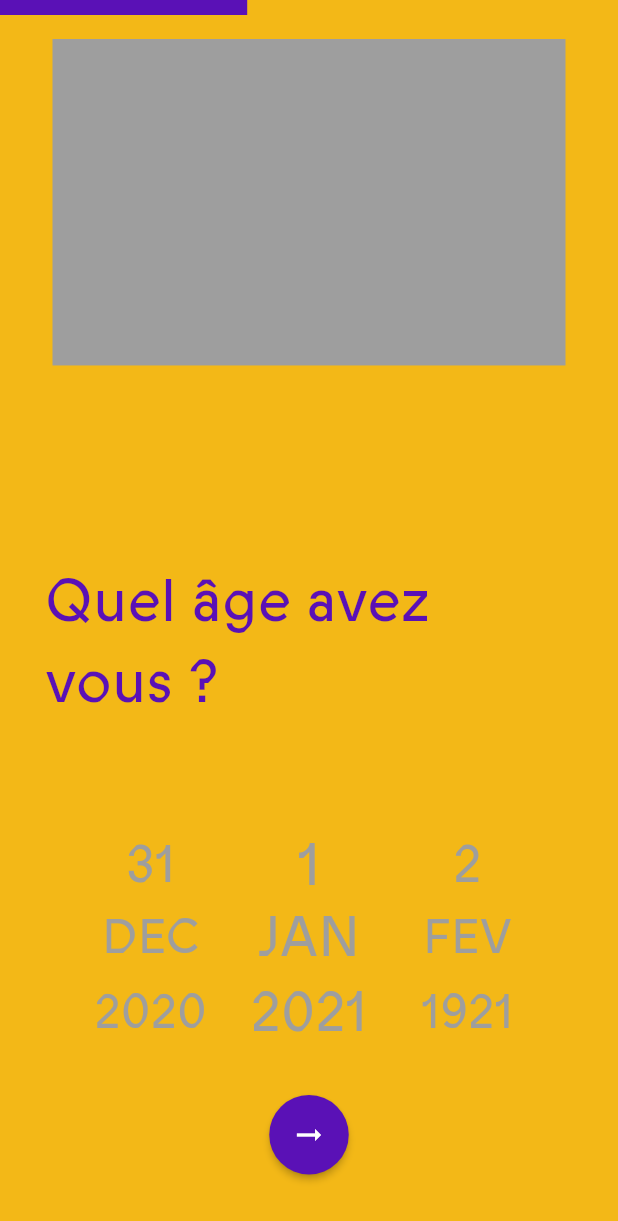
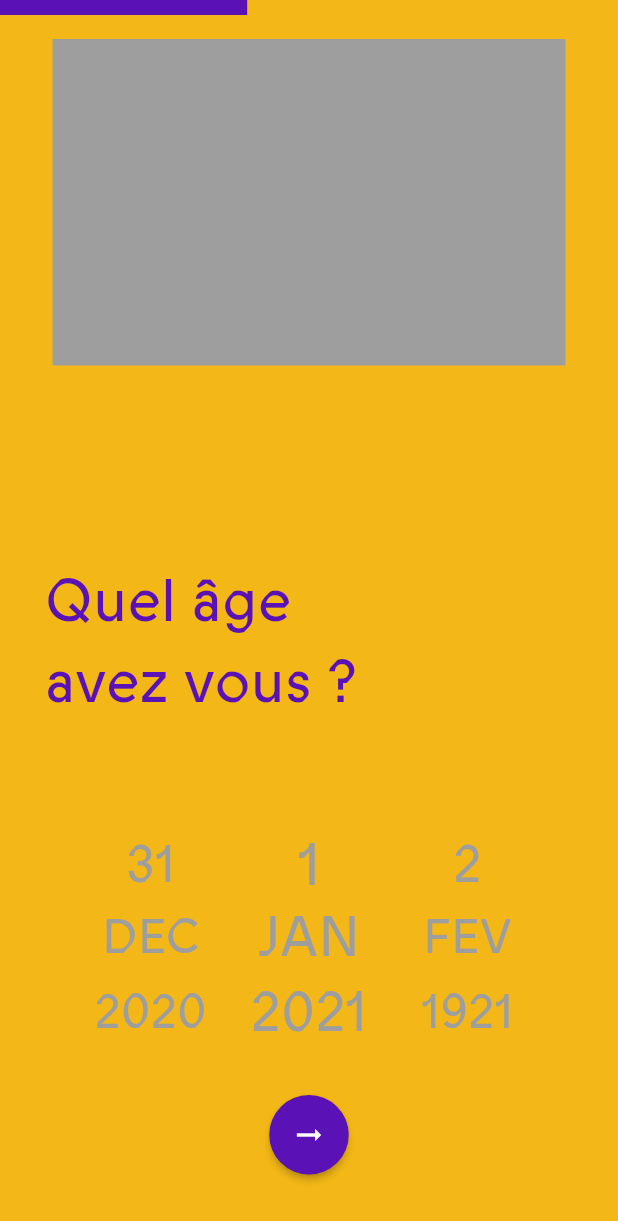
Before and after one commit to Explor-ea/exploreapp, a Flutter app: the screen it shows after launch, after a tap on "C'est parti !", on a phone screen of 412 x 824 dp. Shown: the top 1221 px of the screen. Run offline on Flutter 3.47's test engine with Material 2 defaults, Android fonts, the phone set to English and light mode, and no system bars; drawn by our look-alikes of carousel_slider; our stand-ins replace flutter_map, latlong2, shared_preferences; statements that could not run were skipped.

Commit message:
restraint width of Titles

```diff
--- a/lib/pages/start_screens/newcomer.dart
+++ b/lib/pages/start_screens/newcomer.dart
@@ -202,7 +202,8 @@ class _NewcomerState extends State<Newcomer> {
           crossAxisAlignment: CrossAxisAlignment.start,
           mainAxisAlignment: MainAxisAlignment.end,
           children: [
-            ExploreaTitle(text: "Quel âge avez vous ?"),
+            Container(
+                width: 220, child: ExploreaTitle(text: "Quel âge avez vous ?")),
             SizedBox(height: 22.0),
             Container(
               height: 46,
@@ -344,7 +345,9 @@ class _NewcomerState extends State<Newcomer> {
           crossAxisAlignment: CrossAxisAlignment.start,
           mainAxisAlignment: MainAxisAlignment.end,
           children: [
-            ExploreaTitle(text: "La gestion de vos données"),
+            Container(
+                width: 260.0,
+                child: ExploreaTitle(text: "La gestion de vos données")),
             SizedBox(height: 22.0),
             Container(
               width: 268,
```
